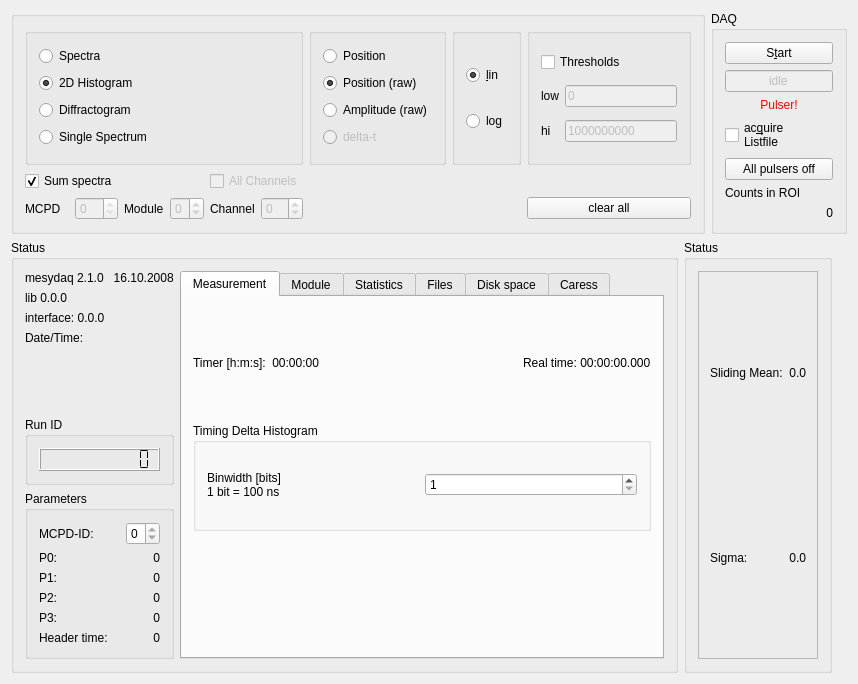
flueke/qmesydaq, file qmesydaq/mainwidget.ui: the form before one commit.
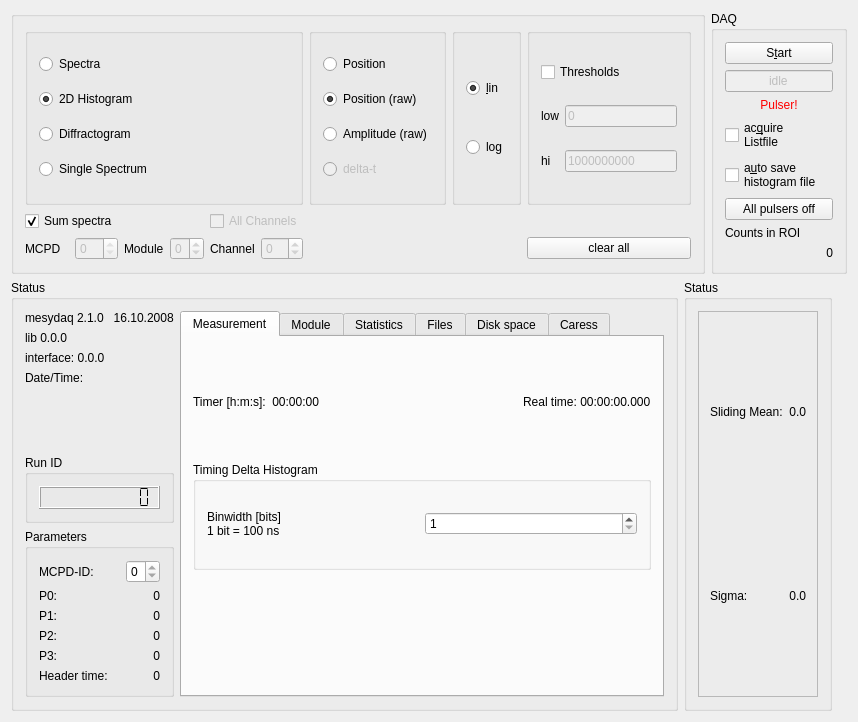
The form after the commit. Custom widgets are drawn as their Qt base class.

Commit message:
allow automatically saving histogram files after stop
This function will automatically save the accumulated histogram into a file
after measurement was stopped. The function can be enabled or disabled.

```diff
--- a/qmesydaq/mainwidget.ui
+++ b/qmesydaq/mainwidget.ui
@@ -466,6 +466,17 @@
           </property>
          </widget>
         </item>
+        <item>
+         <widget class="QCheckBox" name="autoSaveHistogram">
+          <property name="text">
+           <string>a&amp;uto save
+histogram file</string>
+          </property>
+          <property name="shortcut">
+           <string>Alt+H</string>
+          </property>
+         </widget>
+        </item>
         <item>
          <widget class="QPushButton" name="allPulsersoffButton">
           <property name="text">
```
Left out of the diff: 2 changed lines with no effect on the pictures. The commit also changes 11 other files.
